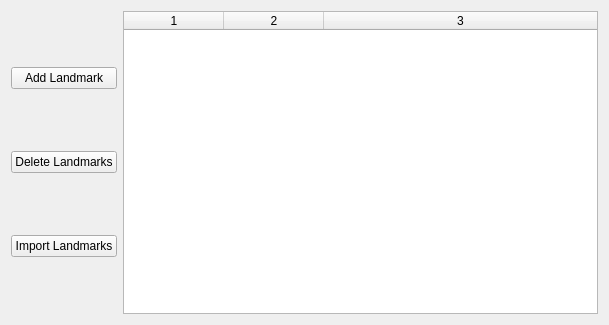
Old version of the form examples/landmarkbrowser/landmarkbrowser.ui in the repository qtproject/qt-mobility.
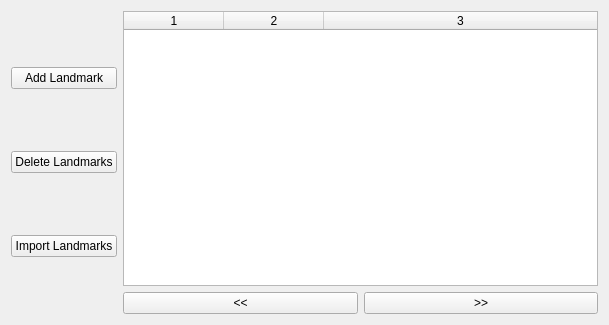
New version of the form.

Commit message:
Add paging into landmarkbrowser
Also modify adding and deletion of landmarks to accommodate the paging.

Diff of the .ui file:
```diff
--- a/examples/landmarkbrowser/landmarkbrowser.ui
+++ b/examples/landmarkbrowser/landmarkbrowser.ui
@@ -13,7 +13,7 @@
   <property name="windowTitle">
    <string>Landmark Browser</string>
   </property>
-  <layout class="QHBoxLayout" name="horizontalLayout">
+  <layout class="QHBoxLayout" name="horizontalLayout_2">
    <item>
     <layout class="QGridLayout" name="gridLayout">
      <item row="0" column="0">
@@ -40,6 +40,8 @@
     </layout>
    </item>
    <item>
+    <layout class="QVBoxLayout" name="verticalLayout">
+     <item>
     <widget class="QTableWidget" name="table">
      <property name="sizePolicy">
       <sizepolicy hsizetype="Expanding" vsizetype="Expanding">
@@ -60,6 +62,26 @@
      <column/>
      <column/>
     </widget>
+     </item>
+     <item>
+      <layout class="QHBoxLayout" name="horizontalLayout">
+       <item>
+        <widget class="QPushButton" name="prevButton">
+         <property name="text">
+          <string>&lt;&lt;</string>
+         </property>
+        </widget>
+       </item>
+       <item>
+        <widget class="QPushButton" name="nextButton">
+         <property name="text">
+          <string>&gt;&gt;</string>
+         </property>
+        </widget>
+       </item>
+      </layout>
+     </item>
+    </layout>
    </item>
   </layout>
  </widget>
```
Lines whose indentation alone changed are shown as unchanged. The commit also changes 2 other files.
